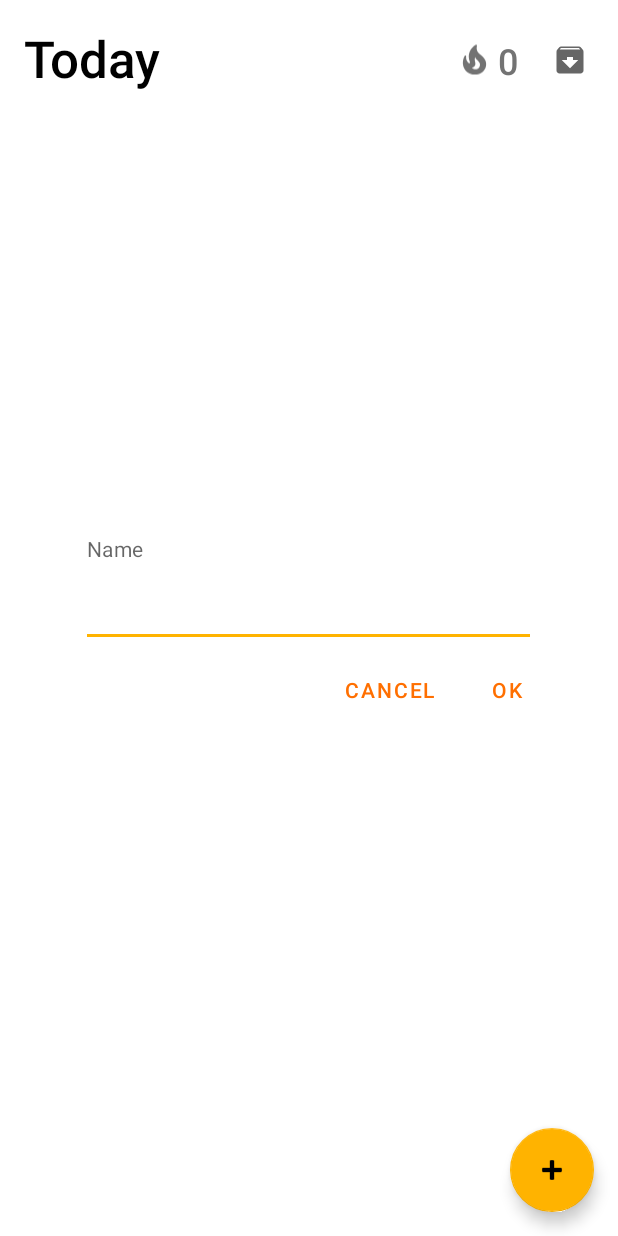
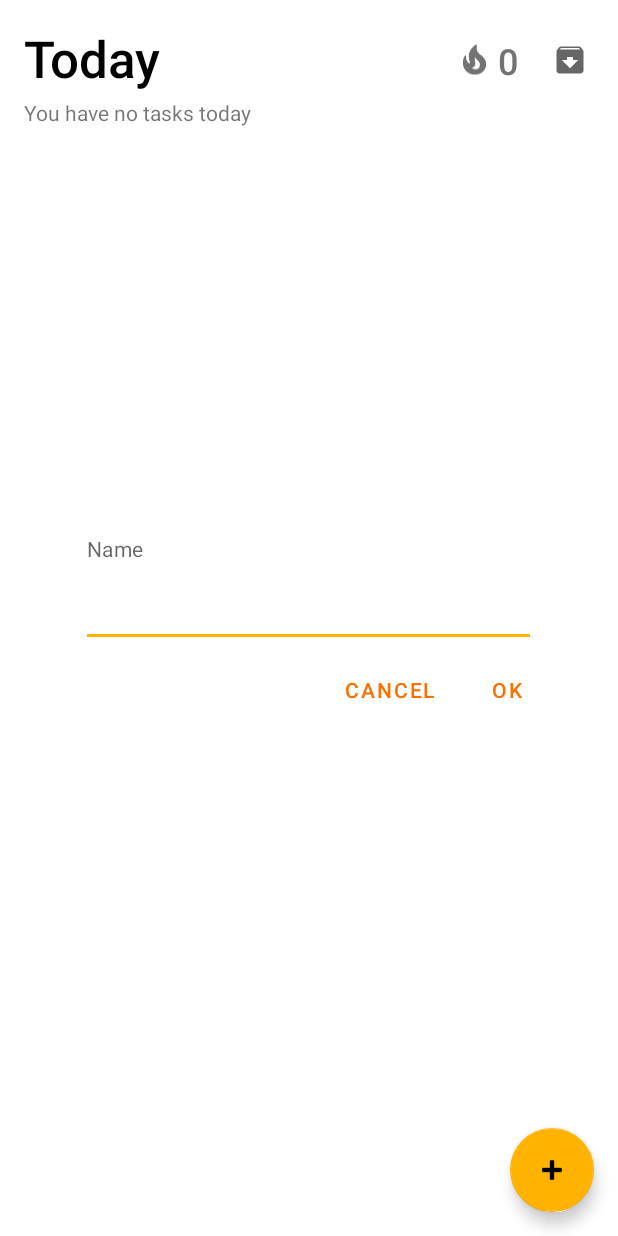
Before and after one commit to isaacy2012/Sunset, an Android app: the screen it shows after launch (MainActivity), after a tap on an icon or button, on a phone screen of 412 x 824 dp. Run offline under Robolectric (Android 15) with nearby library versions, the phone set to English and light mode, and no system bars; our stand-ins replace Room's generated code.

Commit message:
Added counter for tasks today, added pull to refresh capability

```diff
--- a/horizon-lite/app/src/main/java/com/innerCat/horizon_lite/activities/MainActivity.java
+++ b/horizon-lite/app/src/main/java/com/innerCat/horizon_lite/activities/MainActivity.java
@@ -1,20 +1,13 @@
 package com.innerCat.horizon_lite.activities;
 
-import androidx.appcompat.app.AlertDialog;
-import androidx.appcompat.app.AppCompatActivity;
-import androidx.core.graphics.ColorUtils;
-import androidx.recyclerview.widget.LinearLayoutManager;
-import androidx.recyclerview.widget.RecyclerView;
-import androidx.room.Room;
-import androidx.room.migration.Migration;
-import androidx.sqlite.db.SupportSQLiteDatabase;
-
+import android.animation.AnimatorSet;
 import android.animation.ArgbEvaluator;
 import android.animation.ValueAnimator;
 import android.content.Context;
 import android.content.DialogInterface;
 import android.content.Intent;
 import android.content.SharedPreferences;
+import android.graphics.Color;
 import android.os.Bundle;
 import android.os.Handler;
 import android.os.Looper;
@@ -25,12 +18,22 @@ import android.widget.EditText;
 import android.widget.ImageView;
 import android.widget.TextView;
 
-import com.innerCat.horizon_lite.room.Converters;
+import androidx.appcompat.app.AlertDialog;
+import androidx.appcompat.app.AppCompatActivity;
+import androidx.core.graphics.ColorUtils;
+import androidx.recyclerview.widget.LinearLayoutManager;
+import androidx.recyclerview.widget.RecyclerView;
+import androidx.room.Room;
+import androidx.room.migration.Migration;
+import androidx.sqlite.db.SupportSQLiteDatabase;
+import androidx.swiperefreshlayout.widget.SwipeRefreshLayout;
+
+import com.google.android.material.dialog.MaterialAlertDialogBuilder;
 import com.innerCat.horizon_lite.R;
 import com.innerCat.horizon_lite.Task;
+import com.innerCat.horizon_lite.recyclerViews.TasksAdapter;
+import com.innerCat.horizon_lite.room.Converters;
 import com.innerCat.horizon_lite.room.TaskDatabase;
-import com.innerCat.horizon_lite.recyclerViews.TasksAdapter;
-import com.google.android.material.dialog.MaterialAlertDialogBuilder;
 
 import java.time.LocalDate;
 import java.util.ArrayList;
@@ -73,15 +76,22 @@ public class MainActivity extends AppCompatActivity {
         //streak
         sharedPreferences = getPreferences(Context.MODE_PRIVATE);
 
-
         //initialise the database
         taskDatabase = Room.databaseBuilder(getApplicationContext(),
                 TaskDatabase.class, "tasks")
                 .fallbackToDestructiveMigration()
                 .build();
 
-        // Lookup the recyclerview in activity layout
-        rvTasks = (RecyclerView) findViewById(R.id.rvTasks);
+        //get the recyclerview in activity layout
+        rvTasks = findViewById(R.id.rvTasks);
+
+        //get the swipeRefreshLayout
+        final SwipeRefreshLayout swipeRefreshLayout= findViewById(R.id.swipeRefreshLayout);
+        swipeRefreshLayout.setOnRefreshListener(() -> {
+            adapter.removeAllChecked();
+            adapter.notifyDataSetChanged();
+            swipeRefreshLayout.setRefreshing(false);
+        });
 
         //ROOM Threads
         ExecutorService executor = Executors.newSingleThreadExecutor();
@@ -163,11 +173,73 @@ public class MainActivity extends AppCompatActivity {
         }
     }
 
+    /**
+     * Update the messageTextView
+     */
+    public void updateMessage() {
+        //ROOM Threads
+        ExecutorService executor = Executors.newSingleThreadExecutor();
+        Handler handler = new Handler(Looper.getMainLooper());
+        executor.execute(() -> {
+            //Background work here
+            //NB: This is the new thread in which the database stuff happens
+            List<Task> tasks = taskDatabase.taskDao().getAllUncompletedTasks();
+            final int numTasks = tasks.size();
+            handler.post(() -> {
+                int textAnimationDuration = 400;
+                TextView messageTextView = findViewById(R.id.messageTextView);
+                int colorFrom = -1979711488; //text color
+                String messageText;
+                if (numTasks == 0) {
+                    if (sharedPreferences.getBoolean(getString(R.string.today_at_least_one_completed), false) == true) {
+                        messageText = "Well done! You completed all tasks today";
+                    } else {
+                        messageText = "You have no tasks today";
+                    }
+                } else {
+                    messageText = "You have " + numTasks + " " + (numTasks > 1 ? "tasks" : "task") + " remaining today" ;
+                }
+                if (messageText.equals(messageTextView.getText()) == false) {
+                    messageTextView.setTextColor(Color.TRANSPARENT);
+                    if (messageTextView.getText().equals("")) {
+                        messageTextView.setText(messageText);
+                        ValueAnimator reverseAnimation = ValueAnimator.ofObject(new ArgbEvaluator(), Color.TRANSPARENT, colorFrom);
+                        reverseAnimation.addUpdateListener(animator -> {
+                            messageTextView.setTextColor((Integer) animator.getAnimatedValue());
+                        });
+                        reverseAnimation.setDuration(textAnimationDuration);
+                        reverseAnimation.start();
+                    } else {
+                        AnimatorSet as = new AnimatorSet();
+                        ValueAnimator animationToTransparent = ValueAnimator.ofObject(new ArgbEvaluator(), colorFrom, Color.TRANSPARENT);
+                        animationToTransparent.addUpdateListener(animator -> {
+                            messageTextView.setTextColor((Integer) animator.getAnimatedValue());
+                        });
+                        animationToTransparent.setDuration(textAnimationDuration);
+                        ValueAnimator reverseAnimation = ValueAnimator.ofObject(new ArgbEvaluator(), Color.TRANSPARENT, colorFrom);
+                        reverseAnimation.addUpdateListener(animator -> {
+                            messageTextView.setTextColor((Integer) animator.getAnimatedValue());
+                        });
+                        reverseAnimation.setDuration(textAnimationDuration);
+                        as.play(animationToTransparent).before(reverseAnimation);
+                        as.start();
+                        final Handler editHandler = new Handler(Looper.getMainLooper());
+                        editHandler.postDelayed(() -> {
+                            messageTextView.setText(messageText);
+                        }, textAnimationDuration);
+                    }
+                }
+            });
+        });
+
+    }
+
     /*
      * Update the streak
      */
     public void updateStreak() {
         //ROOM Threads
+        updateMessage();
         final SharedPreferences.Editor editor = sharedPreferences.edit();
         ExecutorService executor = Executors.newSingleThreadExecutor();
         Handler handler = new Handler(Looper.getMainLooper());
@@ -350,9 +422,9 @@ public class MainActivity extends AppCompatActivity {
                 //rvTasks.scheduleLayoutAnimation();
                 rvTasks.scrollToPosition(0);
                 //rvTasks.scheduleLayoutAnimation();
+                updateStreak();
             });
         });
-        updateStreak();
     }
 
     /**
--- a/horizon-lite/app/src/main/res/layout/activity_main.xml
+++ b/horizon-lite/app/src/main/res/layout/activity_main.xml
@@ -18,6 +18,15 @@
             android:layout_marginBottom="16dp"
             android:layout_marginEnd="16dp"
             app:layout_constraintEnd_toEndOf="parent" />
+
+    <androidx.swiperefreshlayout.widget.SwipeRefreshLayout
+            android:layout_width="match_parent"
+            android:layout_height="match_parent"
+            app:layout_constraintEnd_toEndOf="parent"
+            app:layout_constraintBottom_toBottomOf="parent"
+            app:layout_constraintStart_toStartOf="parent"
+            app:layout_constraintTop_toTopOf="parent"
+            android:id="@+id/swipeRefreshLayout">
 
         <androidx.core.widget.NestedScrollView
                 android:layout_width="match_parent"
@@ -94,12 +103,22 @@
                         android:scrollbars="vertical"
                         android:id="@+id/rvTasks"
                         app:layout_constraintHorizontal_bias="0.0"
+                        android:overScrollMode="never"
+                        android:paddingBottom="80dp"
+                        app:layout_constraintTop_toBottomOf="@+id/messageTextView"
+                        android:layout_marginTop="16dp" />
+
+                <TextView
+                        android:layout_width="wrap_content"
+                        android:layout_height="wrap_content"
+                        android:id="@+id/messageTextView"
+                        app:layout_constraintStart_toStartOf="parent"
+                        android:layout_marginStart="16dp"
                         app:layout_constraintTop_toBottomOf="@+id/textView2"
-                    android:layout_marginTop="16dp"
-                    android:overScrollMode="never"
-                    android:paddingBottom="80dp" />
+                        android:layout_marginTop="4dp" />
             </androidx.constraintlayout.widget.ConstraintLayout>
         </androidx.core.widget.NestedScrollView>
+    </androidx.swiperefreshlayout.widget.SwipeRefreshLayout>
 
 
 </androidx.constraintlayout.widget.ConstraintLayout>
```
Lines whose indentation alone changed are shown as unchanged.
